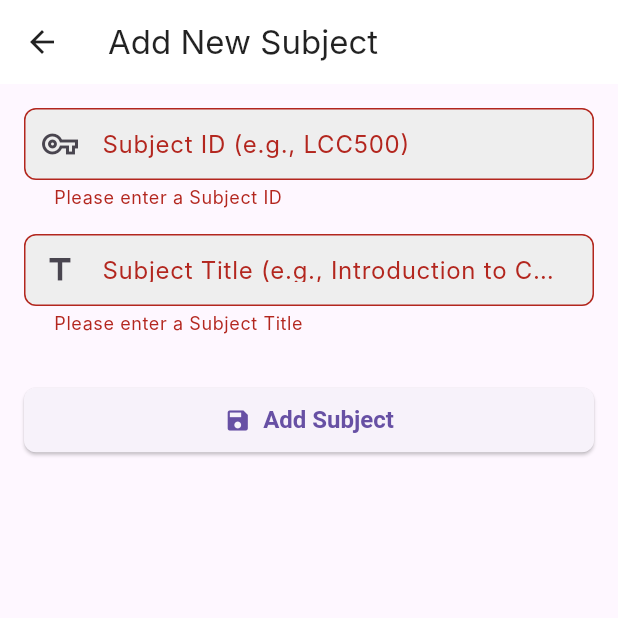
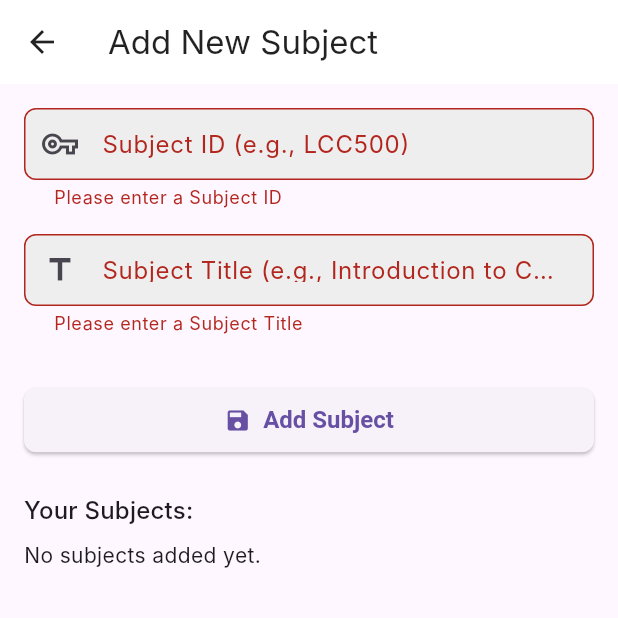
Before and after one commit to imanmysarah3108/skedule3, a Flutter app: the AddSubjectPage screen opened by its route, after a tap on "Add Subject", on a phone screen of 412 x 824 dp, the top half of it. Run offline on Flutter 3.47's test engine with Material 3 defaults, Android fonts, the phone set to English and light mode, and no system bars; our stand-ins replace supabase_flutter; accounts and stored records are empty; Roboto replaces fonts that are missing (Inter).

Commit message:
add delete funtion to the subject user have been enter

```diff
--- a/lib/add_subject.dart
+++ b/lib/add_subject.dart
@@ -1,7 +1,5 @@
-
 import 'package:flutter/material.dart';
 import 'package:skedule3/main.dart';
-
 
 class AddSubjectPage extends StatefulWidget {
   const AddSubjectPage({super.key});
@@ -11,29 +9,47 @@ class AddSubjectPage extends StatefulWidget {
 }
 
 class _AddSubjectPageState extends State<AddSubjectPage> {
-
   final _formKey = GlobalKey<FormState>();
-
-
   final _subjectIdController = TextEditingController();
   final _subjectTitleController = TextEditingController();
 
+  bool _isLoading = false;
+  List<Map<String, dynamic>> _subjects = [];
 
-  bool _isLoading = false;
+  @override
+  void initState() {
+    super.initState();
+    _fetchSubjects();
+  }
 
   @override
   void dispose() {
-
     _subjectIdController.dispose();
     _subjectTitleController.dispose();
     super.dispose();
   }
 
+  Future<void> _fetchSubjects() async {
+    final userId = supabase.auth.currentUser?.id;
+    if (userId == null) return;
+
+    try {
+      final response = await supabase
+          .from('subject')
+          .select()
+          .order('subject_title', ascending: true);
+
+      setState(() {
+        _subjects = List<Map<String, dynamic>>.from(response);
+      });
+    } catch (e) {
+      showSnackBar(context, 'Error loading subjects: $e', isError: true);
+    }
+  }
 
   Future<void> _submitSubject() async {
-    if (!_formKey.currentState!.validate()) {
-      return;
-    }
+    if (!_formKey.currentState!.validate()) return;
+
     setState(() {
       _isLoading = true;
     });
@@ -46,12 +62,13 @@ class _AddSubjectPageState extends State<AddSubjectPage> {
         'subject_id': subjectId,
         'subject_title': subjectTitle,
         'id': supabase.auth.currentUser?.id,
-
       });
 
       if (mounted) {
         showSnackBar(context, 'Subject added successfully!');
-        Navigator.of(context).pop();
+        _subjectIdController.clear();
+        _subjectTitleController.clear();
+        await _fetchSubjects();
       }
     } catch (e) {
       if (mounted) {
@@ -69,6 +86,16 @@ class _AddSubjectPageState extends State<AddSubjectPage> {
           _isLoading = false;
         });
       }
+    }
+  }
+
+  Future<void> _deleteSubject(String subjectId) async {
+    try {
+      await supabase.from('subject').delete().eq('subject_id', subjectId);
+      showSnackBar(context, 'Subject deleted');
+      await _fetchSubjects();
+    } catch (e) {
+      showSnackBar(context, 'Failed to delete subject: $e', isError: true);
     }
   }
 
@@ -139,6 +166,26 @@ class _AddSubjectPageState extends State<AddSubjectPage> {
                   ),
                 ),
               ),
+              const SizedBox(height: 24),
+              Text(
+                'Your Subjects:',
+                style: Theme.of(context).textTheme.titleMedium,
+              ),
+              const SizedBox(height: 8),
+              if (_subjects.isEmpty)
+                const Text('No subjects added yet.')
+              else
+                ..._subjects.map((subject) => Card(
+                      child: ListTile(
+                        title: Text(subject['subject_title']),
+                        subtitle: Text(subject['subject_id']),
+                        trailing: IconButton(
+                          icon: const Icon(Icons.delete, color: Colors.red),
+                          onPressed: () =>
+                              _deleteSubject(subject['subject_id']),
+                        ),
+                      ),
+                    )),
             ],
           ),
         ),
--- a/lib/homepage.dart
+++ b/lib/homepage.dart
@@ -253,7 +253,7 @@ class _HomePageState extends State<HomePage> with SingleTickerProviderStateMixin
           ),
           ListTile(
             leading: const Icon(Icons.library_books_outlined),
-            title: const Text('Add Subject'),
+            title: const Text('Add/ Edit Subject'),
             onTap: () {
               Navigator.pop(context);
               Navigator.of(context).pushNamed('/add_subject');
```
Also changed, not shown: lib/SubFabButton.dart (+7 -7 lines).
